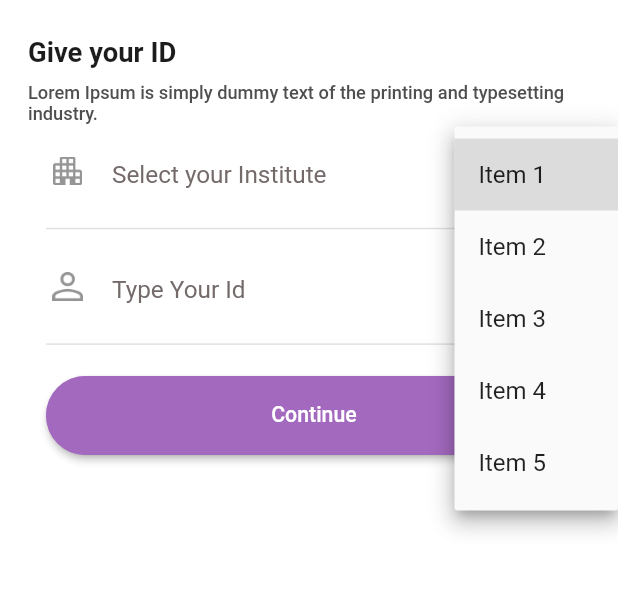
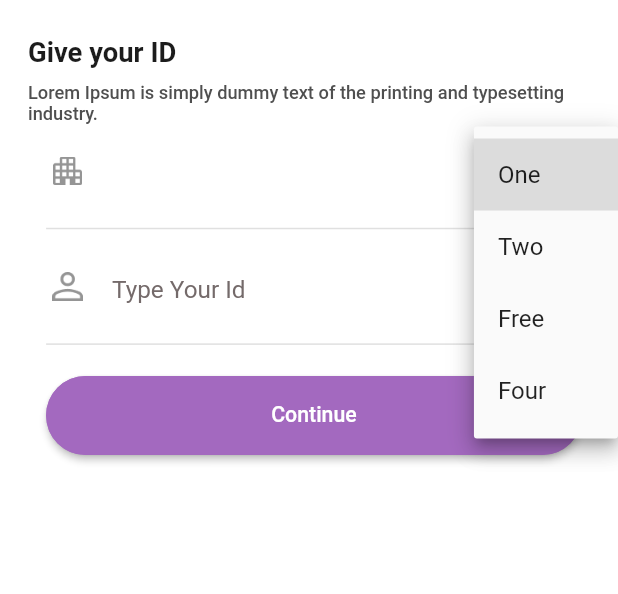
Before and after one commit to khandaker-shamsul-arafen/My-campus, a Flutter app: the SecondPageView screen opened by its route, after a tap on the "keyboard arrow down" icon, on a phone screen of 412 x 824 dp, the part 60-654 px from its top. Run offline on Flutter 3.47's test engine with Material 2 defaults, Android fonts, the light colour scheme and no system bars; our stand-ins replace flutter_screenutil, get.

Commit message:
dropdownMenu update

```diff
--- a/lib/app/modules/Seventh_Page/views/seventh_page_view.dart
+++ b/lib/app/modules/Seventh_Page/views/seventh_page_view.dart
@@ -32,7 +32,7 @@ class SeventhPageView extends GetView<SeventhPageController> {
                             fontSize: 17.sp, color: const Color(0xFFA369BF)),
                       )),
                   // SizedBox(
-                  //   height: 10.h,
+                  //   height : 10.h,
                   // ),
                   Padding(
                     padding: EdgeInsets.only(top: topmainPadding.h - 9.0.h),
@@ -229,7 +229,7 @@ class SeventhPageView extends GetView<SeventhPageController> {
                         height: 62.h,
                         child: AppButton(
                             txt: "Back to Profile",
-                            page: Routes.SEVENTH_PAGE,
+                            page: Routes.EIGHT_PAGE,
                             background_color: Colors.white,
                             txt_color: Color(0xFFA369BF))),
                   ),
--- a/lib/app/modules/second_page/controllers/second_page_controller.dart
+++ b/lib/app/modules/second_page/controllers/second_page_controller.dart
@@ -2,7 +2,9 @@ import 'package:get/get.dart';
 
 class SecondPageController extends GetxController {
   //TODO: Implement SecondPageController
+  List<String> options = <String>['One', 'Two', 'Free', 'Four'];
 
+  var dropdownValue = "".obs;
   final count = 0.obs;
 
   @override
--- a/lib/app/modules/second_page/views/second_page_view.dart
+++ b/lib/app/modules/second_page/views/second_page_view.dart
@@ -89,28 +89,24 @@ class SecondPageView extends GetView<SecondPageController> {
       ),
     );
   }
-}
 
   Widget Institute(
     String icon,
     String txt,
     bool dropdowne,
   ) {
-  var items = [
-    'Item 1',
-    'Item 2',
-    'Item 3',
-    'Item 4',
-    'Item 5',
-  ];
     return ListTile(
       leading: Image.asset(
         icon,
         height: 19.h,
         width: 19.w,
       ),
-    title: Transform.translate(
-      offset: Offset(-16, 0),
+      title: (dropdowne)
+          ? Obx(() {
+              return Text(controller.dropdownValue.value);
+            })
+          : Transform.translate(
+              offset: const Offset(-16, 0),
               child: TextField(
                 decoration: InputDecoration.collapsed(
                   hintText: txt,
@@ -121,20 +117,25 @@ Widget Institute(
             ),
       trailing: (dropdowne)
           ? DropdownButtonHideUnderline(
-            child: DropdownButton(
+              child: DropdownButton<String>(
+                // value:  controller.dropdownValue.value,
                 // Initial Value
 
                 // Down Arrow Icon
                 icon: const Icon(Icons.keyboard_arrow_down),
 
                 // Array list of items
-              items: items.map((String items) {
-                return DropdownMenuItem(
-                  value: items,
-                  child: Text(items),
+                items: controller.options
+                    .map<DropdownMenuItem<String>>((String value) {
+                  return DropdownMenuItem<String>(
+                    value: value,
+                    child: Text(value),
                   );
                 }).toList(),
-              onChanged: (Object? value) {},
+                onChanged: (String? newValue) {
+                  controller.dropdownValue.value = newValue ?? "";
+                  debugPrint(controller.dropdownValue.value);
+                },
               ),
             )
           : SizedBox(
@@ -142,6 +143,8 @@ Widget Institute(
             ),
     );
   }
+}
+
 
 AppBar appbarDesign() {
   return AppBar(
--- a/pubspec.yaml
+++ b/pubspec.yaml
@@ -40,7 +40,7 @@ dependencies:
 
   # The following adds the Cupertino Icons font to your application.
   # Use with the CupertinoIcons class for iOS style icons.
-  cupertino_icons: ^1.0.2
+  cupertino_icons: ^1.0.5
 
 dev_dependencies:
   flutter_test:
@@ -51,7 +51,7 @@ dev_dependencies:
   # activated in the `analysis_options.yaml` file located at the root of your
   # package. See that file for information about deactivating specific lint
   # rules and activating additional ones.
-  flutter_lints: ^2.0.0
+  flutter_lints: ^2.0.1
 
 # For information on the generic Dart part of this file, see the
 # following page: https://dart.dev/tools/pub/pubspec
```
Also changed, not shown: lib/app/modules/Eight_Page/views/eight_page_view.dart (+95 -14 lines), pubspec.lock. Lines whose indentation alone changed are shown as unchanged.
